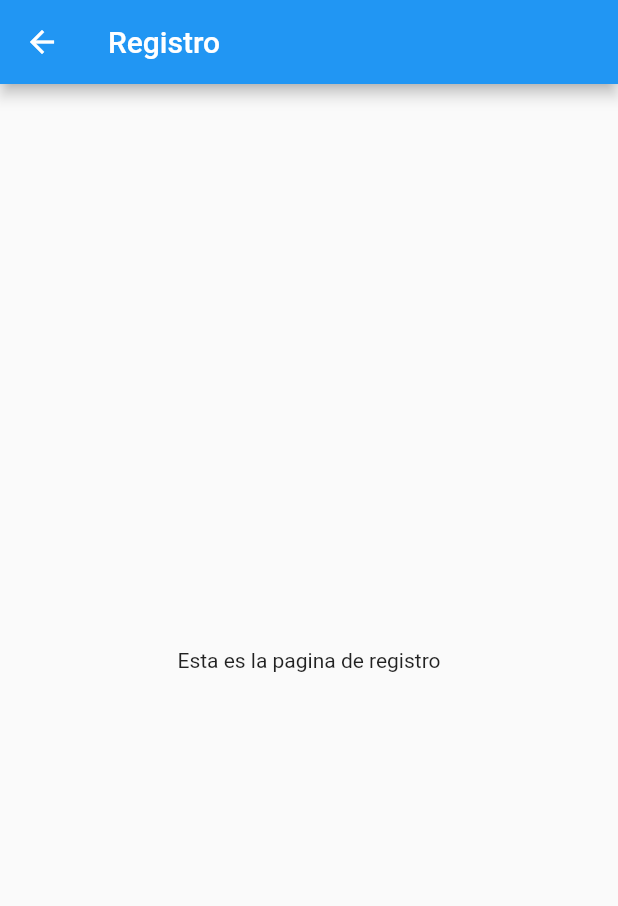
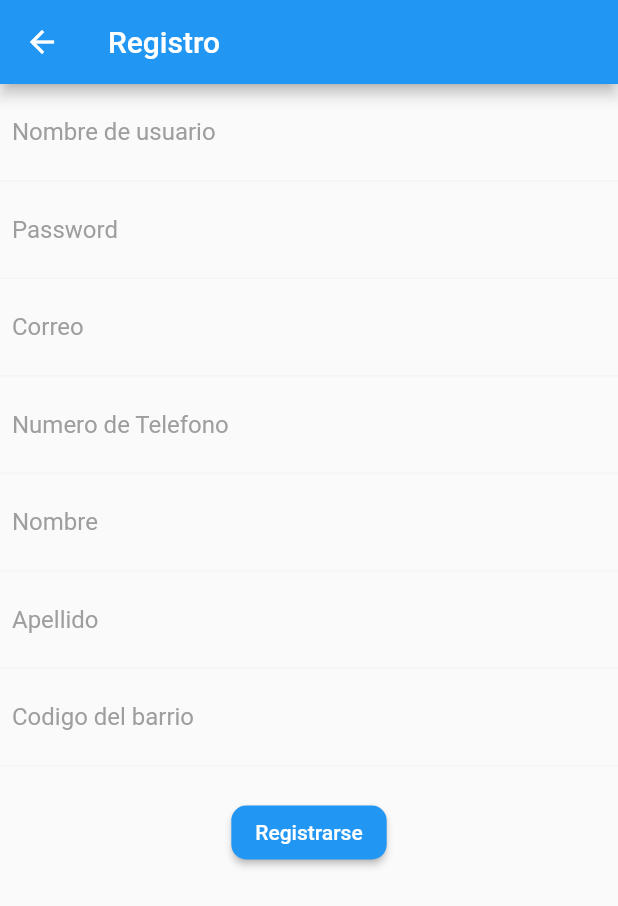
Before and after one commit to Josedav9/Flutter-Parking, a Flutter app: the RegisterPage screen opened by its route, on a phone screen of 412 x 824 dp. Shown: the top 906 px of the screen. Run offline on Flutter 3.47's test engine with Material 2 defaults, Android fonts, the phone set to English and light mode, and no system bars.

Commit message:
Register

```diff
--- a/lib/widgets/register.dart
+++ b/lib/widgets/register.dart
@@ -1,15 +1,127 @@
 import 'package:flutter/material.dart';
+import 'package:flutter/services.dart';
 
 class RegisterPage extends StatelessWidget {
+  void _submitForm() {}
+
   @override
   Widget build(BuildContext context) {
     return Scaffold(
-      appBar: AppBar(
-        title: Text('Registro'),
-      ),
-      body: Center(
-        child: Text("Esta es la pagina de registro"),
-      ),
-    );
+        resizeToAvoidBottomPadding: false,
+        appBar: AppBar(
+          title: Text('Registro'),
+        ),
+        body: Container(
+          child: Column(
+            children: <Widget>[
+              Container(
+                padding: EdgeInsets.all(8.0),
+                decoration: BoxDecoration(
+                    border:
+                        Border(bottom: BorderSide(color: Colors.grey[100]))),
+                child: TextField(
+                  decoration: InputDecoration(
+                    border: InputBorder.none,
+                    hintText: "Nombre de usuario",
+                    hintStyle: TextStyle(color: Colors.grey),
+                  ),
+                ),
+              ),
+              Container(
+                padding: EdgeInsets.all(8.0),
+                decoration: BoxDecoration(
+                    border:
+                        Border(bottom: BorderSide(color: Colors.grey[100]))),
+                child: TextField(
+                  decoration: InputDecoration(
+                    border: InputBorder.none,
+                    hintText: "Password",
+                    hintStyle: TextStyle(color: Colors.grey),
+                  ),
+                  obscureText: true,
+                ),
+              ),
+              Container(
+                padding: EdgeInsets.all(8.0),
+                decoration: BoxDecoration(
+                    border:
+                        Border(bottom: BorderSide(color: Colors.grey[100]))),
+                child: TextField(
+                  decoration: InputDecoration(
+                    border: InputBorder.none,
+                    hintText: "Correo",
+                    hintStyle: TextStyle(color: Colors.grey),
+                  ),
+                  keyboardType: TextInputType.emailAddress,
+                ),
+              ),
+              Container(
+                padding: EdgeInsets.all(8.0),
+                decoration: BoxDecoration(
+                    border:
+                        Border(bottom: BorderSide(color: Colors.grey[100]))),
+                child: TextField(
+                  decoration: InputDecoration(
+                    border: InputBorder.none,
+                    hintText: "Numero de Telefono",
+                    hintStyle: TextStyle(color: Colors.grey),
+                  ),
+                  keyboardType: TextInputType.number,
+                ),
+              ),
+              Container(
+                padding: EdgeInsets.all(8.0),
+                decoration: BoxDecoration(
+                    border:
+                        Border(bottom: BorderSide(color: Colors.grey[100]))),
+                child: TextField(
+                  decoration: InputDecoration(
+                    border: InputBorder.none,
+                    hintText: "Nombre",
+                    hintStyle: TextStyle(color: Colors.grey),
+                  ),
+                ),
+              ),
+              Container(
+                padding: EdgeInsets.all(8.0),
+                decoration: BoxDecoration(
+                    border:
+                        Border(bottom: BorderSide(color: Colors.grey[100]))),
+                child: TextField(
+                  decoration: InputDecoration(
+                    border: InputBorder.none,
+                    hintText: "Apellido",
+                    hintStyle: TextStyle(color: Colors.grey),
+                  ),
+                ),
+              ),
+              Container(
+                padding: EdgeInsets.all(8.0),
+                decoration: BoxDecoration(
+                    border:
+                        Border(bottom: BorderSide(color: Colors.grey[100]))),
+                child: TextField(
+                  decoration: InputDecoration(
+                    border: InputBorder.none,
+                    hintText: "Codigo del barrio",
+                    hintStyle: TextStyle(color: Colors.grey),
+                  ),
+                ),
+              ),
+              SizedBox(
+                height: 20,
+              ),
+              RaisedButton(
+                onPressed: _submitForm,
+                child: Text('Registrarse'),
+                color: Colors.blue,
+                textColor: Colors.white,
+                shape: RoundedRectangleBorder(
+                  borderRadius: BorderRadius.circular(10),
+                ),
+              )
+            ],
+          ),
+        ));
   }
 }
```
